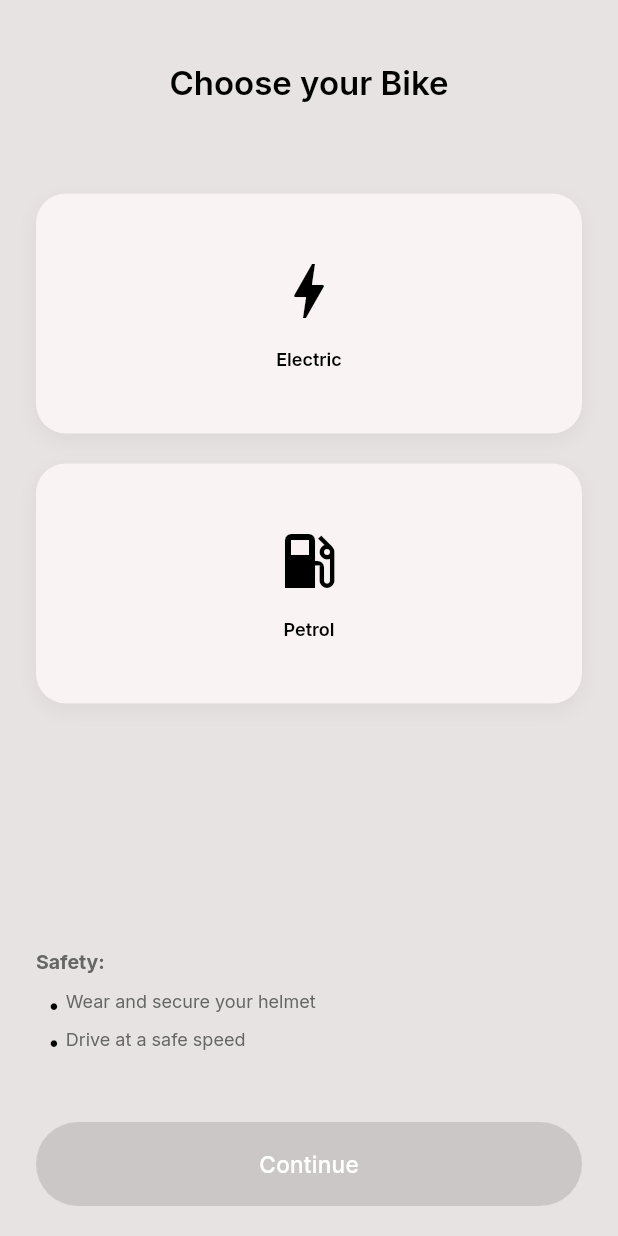
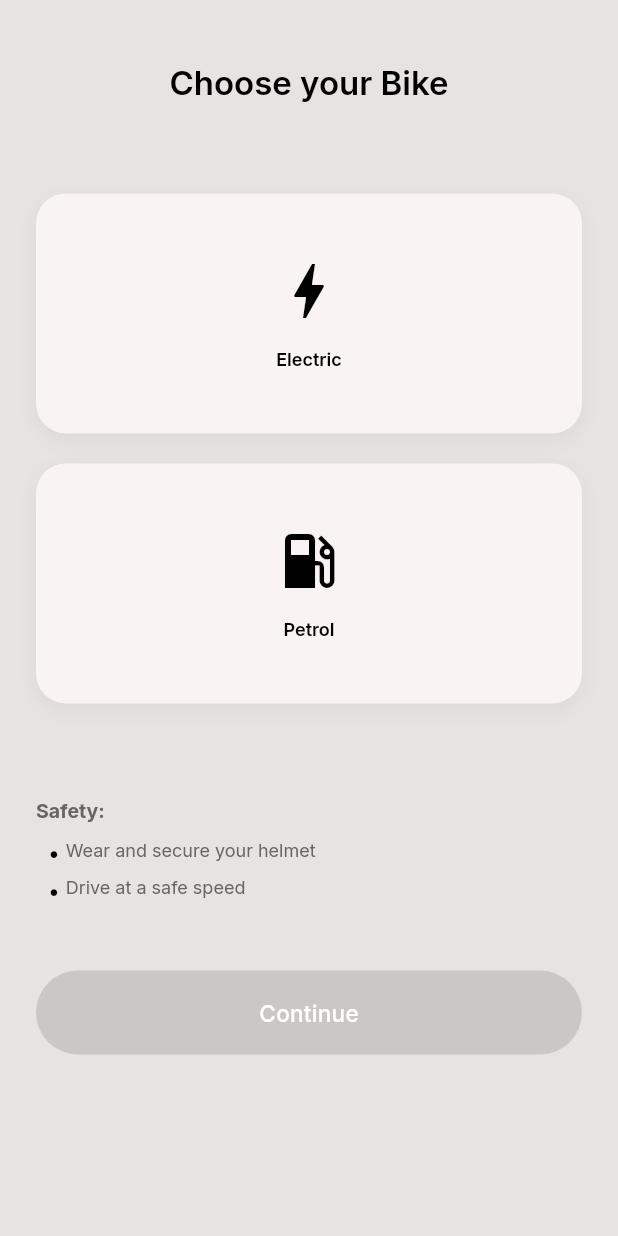
Before and after one commit to mad-g3/bikalk, a Flutter app: the HomeScreen screen opened by its route, on a phone screen of 412 x 824 dp. Run offline on Flutter 3.47's test engine with Material 3 defaults, Android fonts, the light colour scheme and no system bars; our stand-ins replace cloud_firestore, equatable, firebase_auth, firebase_core, flutter_bloc, geolocator and 5 more; missing offline and left inert: pointer_interceptor; accounts and stored records are empty.

Commit message:
refactor: enhance `ScreenHeading` widget flexibility and update dependent screens
- Add `showBackButton` and optional `subtitle` properties to `ScreenHeading`
- Replace `Text` heading with `ScreenHeading` in `home_screen.dart`
- Switch `resizeToAvoidBottomInset` to defaults in `home_screen.dart`
- Update button navigation in `PriceBreakdownLoadedBody`
- Remove redundant autofocus logic in `current_location_screen.dart`

```diff
--- a/lib/core/widgets/screen_heading.dart
+++ b/lib/core/widgets/screen_heading.dart
@@ -6,17 +6,20 @@ class ScreenHeading extends StatelessWidget {
   const ScreenHeading({
     super.key,
     required this.title,
-    required this.subtitle,
+    this.subtitle,
+    this.showBackButton = true,
   });
 
   final String title;
-  final String subtitle;
+  final String? subtitle;
+  final bool showBackButton;
 
   @override
   Widget build(BuildContext context) {
     return Column(
       crossAxisAlignment: CrossAxisAlignment.center,
       children: [
+        if (showBackButton) ...[
           Align(
             alignment: Alignment.centerLeft,
             child: IconButton(
@@ -27,18 +30,20 @@ class ScreenHeading extends StatelessWidget {
             ),
           ),
           const SizedBox(height: 8),
+        ],
         Text(
           title,
-          style: AppTextStyles.titleLarge.copyWith(fontSize: 32),
+          style: AppTextStyles.headlineMedium,
         ),
+        if (subtitle != null) ...[
           const SizedBox(height: 6),
           Text(
-          subtitle,
-          style: AppTextStyles.bodyLarge.copyWith(
+            subtitle!,
+            style: AppTextStyles.bodySmall.copyWith(
               color: AppColors.textPrimary,
-            fontSize: 12,
             ),
           ),
+        ],
       ],
     );
   }
--- a/lib/features/current_location/presentation/screens/current_location_screen.dart
+++ b/lib/features/current_location/presentation/screens/current_location_screen.dart
@@ -32,10 +32,6 @@ class _CurrentLocationScreenState extends State<CurrentLocationScreen> {
   void initState() {
     super.initState();
     _focusNode.addListener(_onFocusChanged);
-    WidgetsBinding.instance.addPostFrameCallback((_) {
-      if (!mounted) return;
-      _focusNode.requestFocus();
-    });
   }
 
   @override
@@ -127,7 +123,6 @@ class _CurrentLocationScreenState extends State<CurrentLocationScreen> {
                   LocationSearchField(
                     controller: _searchController,
                     focusNode: _focusNode,
-                    autofocus: true,
                     onChanged: (q) =>
                         context.read<LocationCubit>().scheduleSearch(q),
                     onDetectLocation: () =>
--- a/lib/features/homeScreen/presentation/pages/home_screen.dart
+++ b/lib/features/homeScreen/presentation/pages/home_screen.dart
@@ -1,7 +1,7 @@
 import 'package:flutter/material.dart';
 import 'package:flutter_bloc/flutter_bloc.dart';
 import '../../../../app/theme/app_colors.dart';
-import '../../../../app/theme/app_text_styles.dart';
+import '../../../../core/widgets/screen_heading.dart';
 import '../widgets/bike_selection_card.dart';
 import '../widgets/safety_section.dart';
 import '../../../../core/widgets/continue_button.dart';
@@ -20,7 +20,6 @@ class HomeScreen extends StatelessWidget {
     return BlocProvider.value(
       value: sl<BikeSelectionCubit>(),
       child: Scaffold(
-        resizeToAvoidBottomInset: false,
         backgroundColor: AppColors.scaffoldBg,
         body: SafeArea(
           child: Padding(
@@ -30,15 +29,14 @@ class HomeScreen extends StatelessWidget {
                 final selectedMode =
                     state is BikeSelectionUpdated ? state.selectedMode : null;
 
-                return Column(
+                return SingleChildScrollView(
+                  child: Column(
                     crossAxisAlignment: CrossAxisAlignment.stretch,
                     children: [
                       const SizedBox(height: 40),
-                    Center(
-                      child: Text(
-                        'Choose your Bike',
-                        style: AppTextStyles.headlineMedium,
-                      ),
+                      const ScreenHeading(
+                        title: 'Choose your Bike',
+                        showBackButton: false,
                       ),
                       const SizedBox(height: 60),
                       BikeSelectionCard(
@@ -62,7 +60,7 @@ class HomeScreen extends StatelessWidget {
                               .selectMode(BikeMode.petrol);
                         },
                       ),
-                    const Spacer(),
+                      const SizedBox(height: 60),
                       const SafetySection(),
                       const SizedBox(height: 40),
                       ContinueButton(
@@ -74,6 +72,7 @@ class HomeScreen extends StatelessWidget {
                       ),
                       const SizedBox(height: 20),
                     ],
+                  ),
                 );
               },
             ),
--- a/lib/features/price_breakdown/presentation/widgets/price_breakdown_loaded_body.dart
+++ b/lib/features/price_breakdown/presentation/widgets/price_breakdown_loaded_body.dart
@@ -133,7 +133,7 @@ class PriceBreakdownLoadedBody extends StatelessWidget {
 
           // Actions
           ElevatedButton(
-            onPressed: () => context.go(AppRoutes.home),
+            onPressed: () => context.go(AppRoutes.feedback),
             style: ElevatedButton.styleFrom(
               backgroundColor: AppColors.ctaFill,
               foregroundColor: AppColors.ctaText,
```
Lines whose indentation alone changed are shown as unchanged.
